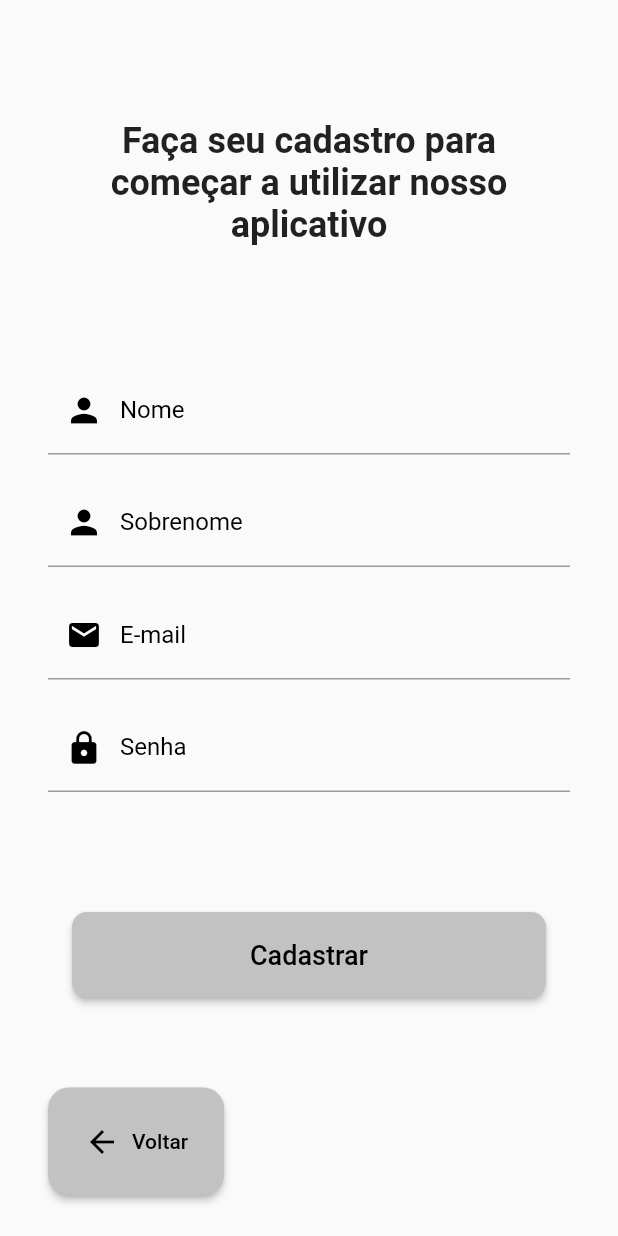
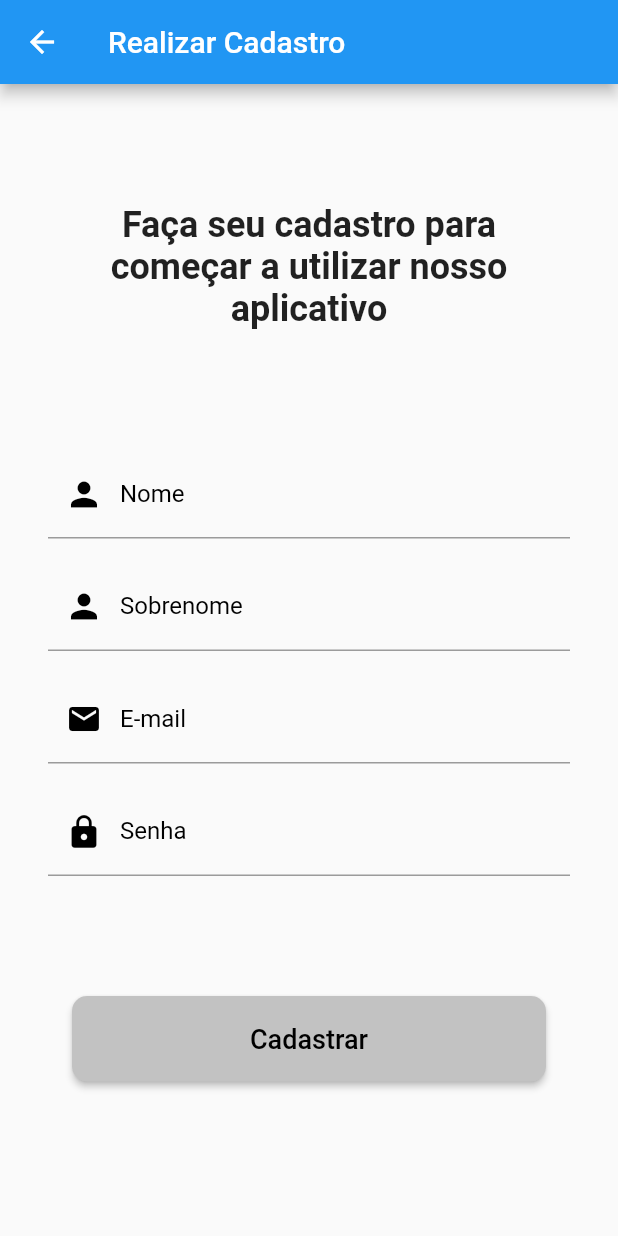
Before and after one commit to WallisonRP/ppdm-fatecrp, a Flutter app: the screen it shows after launch, after a tap on "Cadastrar", on a phone screen of 412 x 824 dp. Run offline on Flutter 3.47's test engine with Material 2 defaults, Android fonts, the light colour scheme and no system bars; our stand-ins replace cloud_firestore, firebase_auth, firebase_core, flutter_dotenv; accounts and stored records are empty; network calls fail.

Commit message:
criação do login, cadastro e logout

```diff
--- /dev/null
+++ b/lib/check_user.dart
@@ -0,0 +1,49 @@
+import 'dart:async';
+
+import 'package:flutter/material.dart';
+import 'package:firebase_auth/firebase_auth.dart';
+import 'package:ppdm_fatecrp/view/pages/main_navigation.dart';
+import 'package:ppdm_fatecrp/view/pages/tela_de_login.dart';
+
+class CheckUserLogin extends StatefulWidget {
+  const CheckUserLogin({super.key});
+
+  @override
+  State<CheckUserLogin> createState() => _CheckUserLoginState();
+}
+
+class _CheckUserLoginState extends State<CheckUserLogin> {
+  StreamSubscription? streamSubscription;
+
+    @override
+  void initState() {
+    // TODO: implement initState
+    super.initState();
+    streamSubscription =
+        FirebaseAuth.instance.authStateChanges().listen((User? user) {
+      if (user == null) {
+        Navigator.pushReplacement(
+            context, MaterialPageRoute(builder: ((context) => TelaDeLogin())));
+      } else {
+        Navigator.pushReplacement(
+            context, MaterialPageRoute(builder: ((context) => MenuTelaInicial())));
+      }
+    });
+  }
+
+    @override
+  void dispose() {
+    // TODO: implement dispose
+    super.dispose();
+    streamSubscription!.cancel();
+  }
+
+
+
+  @override
+  Widget build(BuildContext context) {
+    return Scaffold(
+      body: Center(child: CircularProgressIndicator()),
+    );
+  }
+}
--- a/lib/main.dart
+++ b/lib/main.dart
@@ -15,49 +15,24 @@ import 'package:ppdm_fatecrp/view/pages/tela_perfil.dart';
 import 'package:ppdm_fatecrp/view/pages/tela_sobre.dart';
 import 'package:ppdm_fatecrp/view/pages/turma.dart';
 import 'package:firebase_core/firebase_core.dart';
+import 'check_user.dart';
 import 'firebase_options.dart';
 import 'package:cloud_firestore/cloud_firestore.dart';
 
 void main() async {
   await dotenv.load(fileName: '../.env');
 
+
+  WidgetsFlutterBinding.ensureInitialized();
   await Firebase.initializeApp(
     options: DefaultFirebaseOptions.currentPlatform,
   );
 
-  final user = <String, dynamic>{
-    "first": "Ada",
-    "last": "Lovelace",
-    "born": 1815
-  };
-  var db = FirebaseFirestore.instance;
-
-// Add a new document with a generated ID
-  db.collection("users").add(user).then((DocumentReference doc) =>
-      print('DocumentSnapshot added with ID: ${doc.id}'));
-
-// // Create a new user with a first and last name
-//   final user2 = <String, dynamic>{
-//     "first": "Alan",
-//     "middle": "Mathison",
-//     "last": "Turing",
-//     "born": 1912
-//   };
-
-// // Add a new document with a generated ID
-//   db.collection("users").add(user2).then((DocumentReference doc) =>
-//       print('DocumentSnapshot added with ID: ${doc.id}'));
-
-  // await db.collection("users").get().then((event) {
-  //   for (var doc in event.docs) {
-  //     print("${doc.id} => ${doc.data()}");
-  //   }
-  // });
-
   runApp(MaterialApp(
     // home: TelaSobre(),
-    initialRoute: 'login',
+    initialRoute: 'checkUser',
     routes: {
+      'checkUser' : (context) => CheckUserLogin(),
       'login': (context) => TelaDeLogin(),
       'cadastro': (context) => TelaDeCadastro(),
       'telaInicial': (context) => MenuTelaInicial(),
--- a/lib/view/pages/tela_cadastro.dart
+++ b/lib/view/pages/tela_cadastro.dart
@@ -2,6 +2,7 @@
 
 import 'package:flutter/material.dart';
 
+import '../../controller/firebase/auth.dart';
 import '../widgets/botao_full_width.dart';
 import '../widgets/caixa_de_texto.dart';
 
@@ -13,9 +14,15 @@ class TelaDeCadastro extends StatefulWidget {
 }
 
 class _TelaDeCadastroState extends State<TelaDeCadastro> {
+  TextEditingController email = TextEditingController();
+  TextEditingController senha = TextEditingController();
+  TextEditingController nome = TextEditingController();
+  TextEditingController sobrenome = TextEditingController();
+
   @override
   Widget build(BuildContext context) {
     return Scaffold(
+      appBar: AppBar(title: Text('Realizar Cadastro')),
       body: SingleChildScrollView(
         child: Container(
           margin: EdgeInsets.fromLTRB(32.0, 80.0, 32.0, 32.0),
@@ -31,46 +38,50 @@ class _TelaDeCadastroState extends State<TelaDeCadastro> {
               SizedBox(
                 height: 80.0,
               ),
-              CaixaDeTexto('Nome', Icons.person, 26.0),
+              CaixaDeTexto('Nome', Icons.person, 26.0, nome),
               SizedBox(
                 height: 16.0,
               ),
-              CaixaDeTexto('Sobrenome', Icons.person, 26.0),
+              CaixaDeTexto('Sobrenome', Icons.person, 26.0, sobrenome),
               SizedBox(
                 height: 16.0,
               ),
-              CaixaDeTexto('E-mail', Icons.email, 24.0),
+              CaixaDeTexto('E-mail', Icons.email, 24.0, email),
               SizedBox(
                 height: 16.0,
               ),
-              CaixaDeTexto('Senha', Icons.lock, 25.0),
+              CaixaDeTexto('Senha', Icons.lock, 25.0, senha),
               SizedBox(
                 height: 80.0,
               ),
-              BotaoFullWidth('Cadastrar', context, 'telaInicial'),
+              Container(
+                margin: EdgeInsets.symmetric(horizontal: 16),
+                width: double.infinity,
+                child: ElevatedButton(
+                  onPressed: () {
+                    LoginController().criarConta(
+                        email: email.text,
+                        senha: senha.text,
+                        context: context,
+                        nome: nome.text,
+                        sobrenome: sobrenome.text);
+                  },
+                  style: ElevatedButton.styleFrom(
+                      backgroundColor: Color.fromARGB(255, 194, 194, 194),
+                      padding: EdgeInsets.fromLTRB(0, 18, 0, 18),
+                      shape: RoundedRectangleBorder(
+                          borderRadius: BorderRadius.circular(10))),
+                  child: Text(
+                    'Cadastrar',
+                    style: TextStyle(
+                        fontSize: 18,
+                        fontWeight: FontWeight.w500,
+                        color: Colors.black),
+                  ),
+                ),
+              ),
               SizedBox(
                 height: 60.0,
-              ),
-              ElevatedButton(
-                onPressed: () {
-                  Navigator.pop(context);
-                },
-                style: ElevatedButton.styleFrom(
-                    backgroundColor: Color.fromARGB(255, 194, 194, 194),
-                    padding: EdgeInsets.fromLTRB(24.0, 24.0, 24.0, 24.0),
-                    shape: RoundedRectangleBorder(
-                        borderRadius: BorderRadius.circular(14.0))),
-                child: Row(
-                  mainAxisSize: MainAxisSize.min,
-                  children: [
-                    Icon(Icons.arrow_back, color: Colors.black),
-                    SizedBox(width: 8.0),
-                    Text(
-                      'Voltar',
-                      style: TextStyle(color: Colors.black),
-                    )
-                  ],
-                ),
               ),
             ],
           ),
--- a/lib/view/pages/tela_de_login.dart
+++ b/lib/view/pages/tela_de_login.dart
@@ -5,6 +5,7 @@ import 'package:flutter/material.dart';
 import 'package:flutter/src/widgets/container.dart';
 import 'package:flutter/src/widgets/framework.dart';
 
+import '../../controller/firebase/auth.dart';
 import '../widgets/botao_full_width.dart';
 import '../widgets/caixa_de_texto.dart';
 
@@ -16,6 +17,9 @@ class TelaDeLogin extends StatefulWidget {
 }
 
 class _TelaDeLoginState extends State<TelaDeLogin> {
+  final TextEditingController email = TextEditingController();
+  final TextEditingController senha = TextEditingController();
+
   @override
   Widget build(BuildContext context) {
     return Scaffold(
@@ -37,10 +41,10 @@ class _TelaDeLoginState extends State<TelaDeLogin> {
                   style: TextStyle(fontWeight: FontWeight.bold, fontSize: 16.0),
                 ),
               ),
-              CaixaDeTexto('E-mail', Icons.email, 24.0),
+              CaixaDeTexto('E-mail', Icons.email, 24.0, email),
               Padding(
                 padding: EdgeInsets.only(top: 32.0, bottom: 16.0),
-                child: CaixaDeTexto('Senha', Icons.lock, 24.0),
+                child: CaixaDeTexto('Senha', Icons.lock, 24.0, senha),
               ),
               Align(
                 alignment: Alignment.topRight,
@@ -58,7 +62,28 @@ class _TelaDeLoginState extends State<TelaDeLogin> {
               SizedBox(
                 height: 40.0,
               ),
-              BotaoFullWidth('Entrar', context, 'telaInicial'),
+              Container(
+                margin: EdgeInsets.symmetric(horizontal: 16),
+                width: double.infinity,
+                child: ElevatedButton(
+                  onPressed: () {
+                    LoginController().login(
+                        email: email.text, senha: senha.text, context: context);
+                  },
+                  style: ElevatedButton.styleFrom(
+                      backgroundColor: Color.fromARGB(255, 194, 194, 194),
+                      padding: EdgeInsets.fromLTRB(0, 18, 0, 18),
+                      shape: RoundedRectangleBorder(
+                          borderRadius: BorderRadius.circular(10))),
+                  child: Text(
+                    'Entrar',
+                    style: TextStyle(
+                        fontSize: 18,
+                        fontWeight: FontWeight.w500,
+                        color: Colors.black),
+                  ),
+                ),
+              ),
               SizedBox(
                 height: 60.0,
               ),
--- a/lib/view/widgets/caixa_de_texto.dart
+++ b/lib/view/widgets/caixa_de_texto.dart
@@ -1,7 +1,8 @@
 import 'package:flutter/material.dart';
 
-CaixaDeTexto(label, icon, tamanho) {
+CaixaDeTexto(label, icon, tamanho, controller) {
   return TextField(
+    controller: controller,
     decoration: InputDecoration(
       // isDense: true,
       labelText: label,
--- a/lib/view/widgets/menuDrawer.dart
+++ b/lib/view/widgets/menuDrawer.dart
@@ -1,5 +1,7 @@
 import 'package:flutter/material.dart';
 import 'package:ppdm_fatecrp/view/widgets/perfil_menu.dart';
+
+import '../../controller/firebase/auth.dart';
 
 class MenuDrawer extends StatelessWidget {
   const MenuDrawer({super.key});
@@ -17,8 +19,7 @@ class MenuDrawer extends StatelessWidget {
                   borderRadius: BorderRadius.circular(110),
                   child: GestureDetector(
                       onTap: () {
-                        Navigator.popUntil(
-                            context, ModalRoute.withName('login'));
+                        LoginController().sair(context);
                       },
                       child: Icon(
                         Icons.logout,
--- a/pubspec.yaml
+++ b/pubspec.yaml
@@ -39,6 +39,7 @@ dependencies:
   firebase_core: ^2.1.0
   cloud_firestore: ^4.0.2
   flutter_dotenv: ^5.0.2
+  firebase_auth: ^4.0.2
 
 dev_dependencies:
   flutter_test:
```
Also changed, not shown: lib/controller/firebase/auth.dart (added, +86 -0 lines), pubspec.lock, 2 other files.
